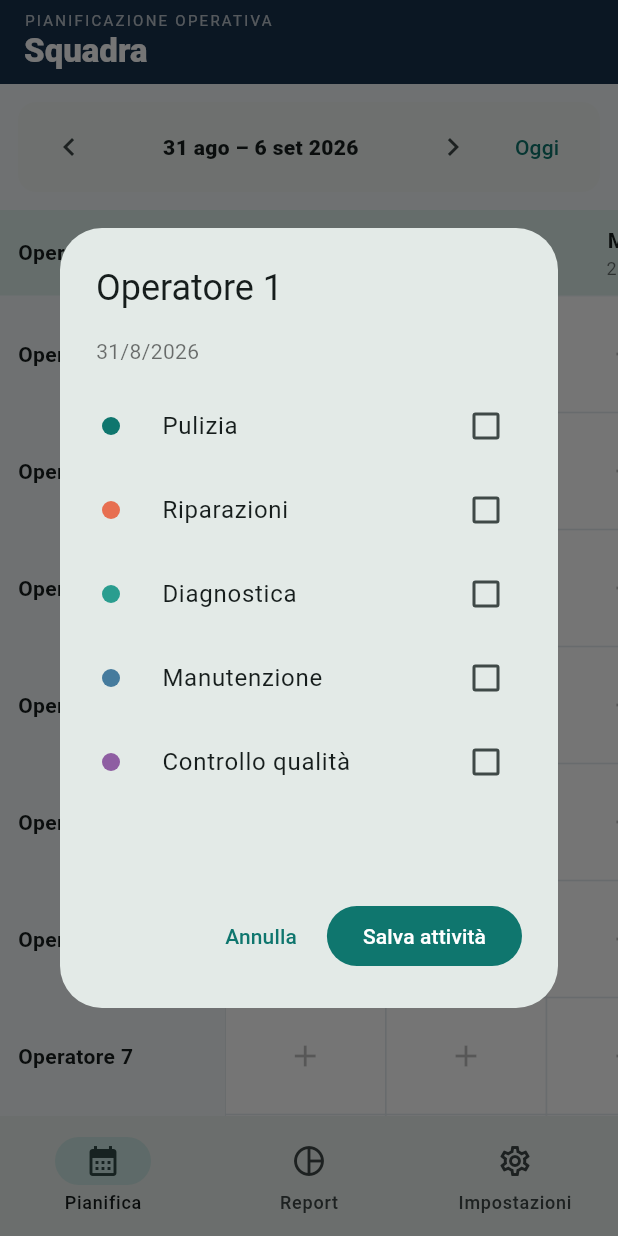
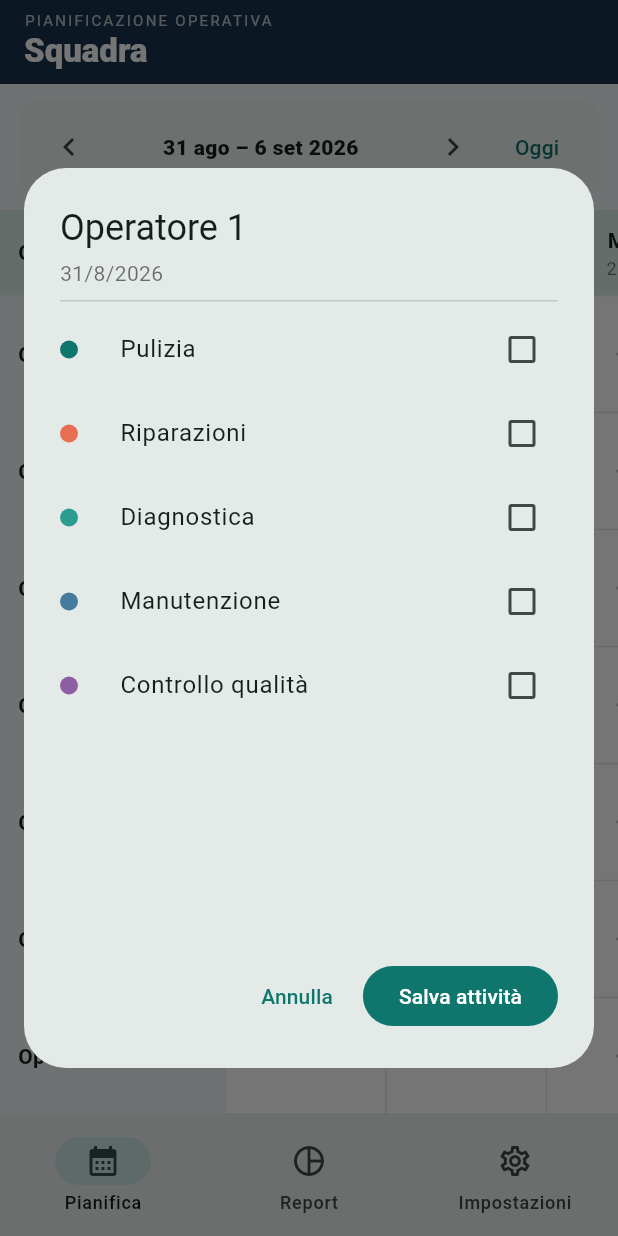
Before and after one commit to RickCiaahd/app_tracciamento_lavoro_squadra, a Flutter app: the screen it shows after launch, after a tap on the "add" icon, on a phone screen of 412 x 824 dp. Run offline on Flutter 3.47's test engine with Material 3 defaults, Android fonts, the phone set to English and light mode, and no system bars; our stand-ins replace shared_preferences.

Commit message:
Fix activity dialog scrolling on small screens

```diff
--- a/lib/main.dart
+++ b/lib/main.dart
@@ -369,28 +369,40 @@ class ActivityDialog extends StatefulWidget {
 
 class _ActivityDialogState extends State<ActivityDialog> {
   late final Set<String> chosen = {...widget.initial};
+
   @override
-  Widget build(BuildContext context) => AlertDialog(
+  Widget build(BuildContext context) {
+    final screenHeight = MediaQuery.sizeOf(context).height;
+    final dialogHeight = math.min(screenHeight * .62, 460.0);
+
+    return AlertDialog(
+      insetPadding: const EdgeInsets.symmetric(horizontal: 16, vertical: 24),
       title: Text(widget.operator.name),
+      contentPadding: const EdgeInsets.fromLTRB(24, 4, 24, 8),
       content: SizedBox(
         width: double.maxFinite,
-      height: math.min(
-        MediaQuery.sizeOf(context).height * .58,
-        72.0 + widget.data.activities.length * 56.0,
-      ),
-      child: Scrollbar(
-        thumbVisibility: true,
-        child: ListView(
-          padding: EdgeInsets.zero,
+        height: dialogHeight,
+        child: Column(
+          crossAxisAlignment: CrossAxisAlignment.start,
           children: [
             Text(
               '${widget.date.day}/${widget.date.month}/${widget.date.year}',
               style: const TextStyle(color: Colors.black54),
             ),
-            const SizedBox(height: 12),
-            ...widget.data.activities.map(
-              (a) => CheckboxListTile(
-                contentPadding: const EdgeInsets.symmetric(horizontal: 4),
+            const SizedBox(height: 8),
+            const Divider(height: 1),
+            const SizedBox(height: 4),
+            Expanded(
+              child: Scrollbar(
+                thumbVisibility: true,
+                child: ListView.builder(
+                  padding: const EdgeInsets.only(right: 4),
+                  itemCount: widget.data.activities.length,
+                  itemBuilder: (context, index) {
+                    final a = widget.data.activities[index];
+                    return CheckboxListTile(
+                      contentPadding: EdgeInsets.zero,
+                      controlAffinity: ListTileControlAffinity.trailing,
                       value: chosen.contains(a.id),
                       activeColor: teal,
                       secondary: CircleAvatar(
@@ -398,12 +410,17 @@ class _ActivityDialogState extends State<ActivityDialog> {
                         backgroundColor: Color(a.color),
                       ),
                       title: Text(a.name),
-                onChanged: (v) =>
-                    setState(() => v! ? chosen.add(a.id) : chosen.remove(a.id)),
+                      onChanged: (v) => setState(
+                        () => v == true
+                            ? chosen.add(a.id)
+                            : chosen.remove(a.id),
+                      ),
+                    );
+                  },
+                ),
               ),
             ),
           ],
-        ),
         ),
       ),
       actions: [
@@ -420,6 +437,7 @@ class _ActivityDialogState extends State<ActivityDialog> {
         ),
       ],
     );
+  }
 }
 
 class ReportPage extends StatefulWidget {
```
Lines whose indentation alone changed are shown as unchanged.
